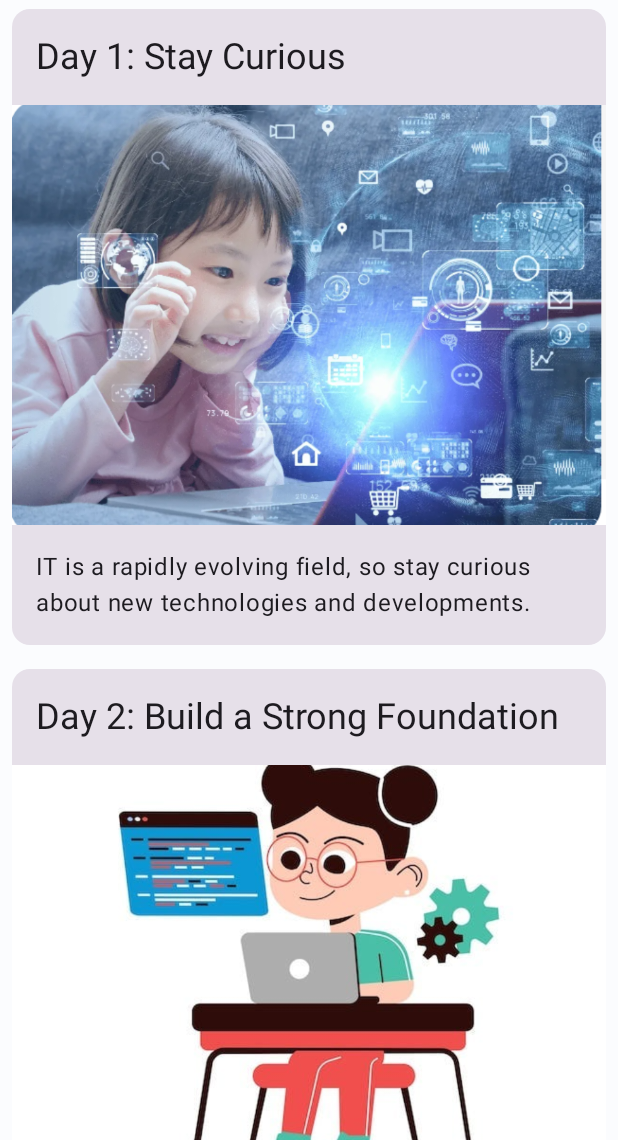
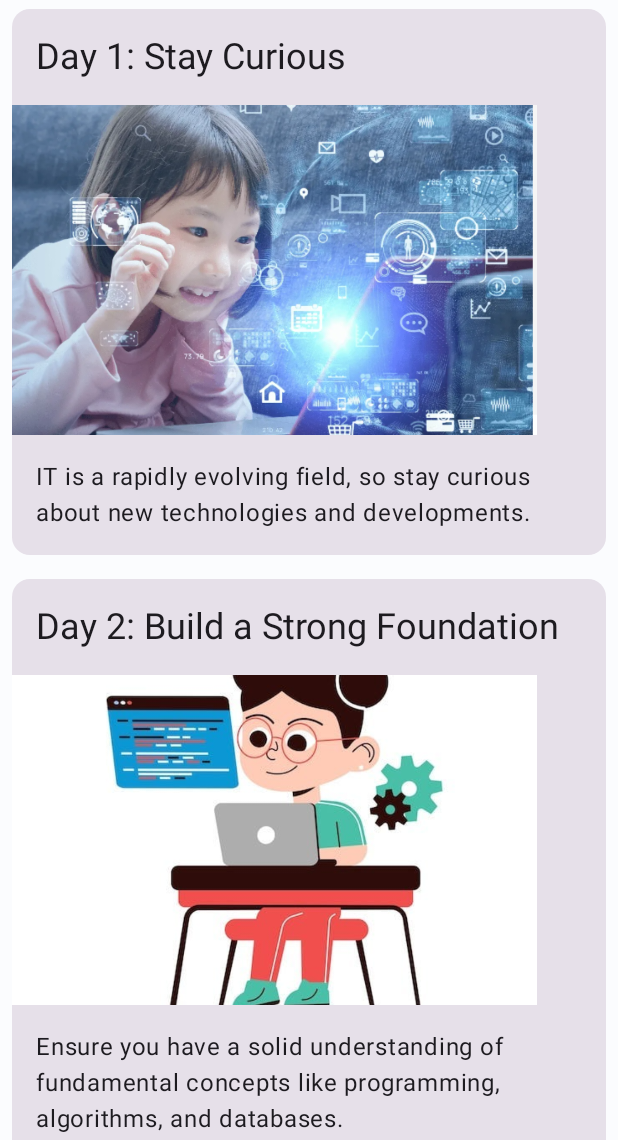
Before and after one commit to JurynTamtam/IT-Tips, an Android app built with Jetpack Compose: the screen it shows after launch (MainActivity), on a phone screen of 412 x 824 dp, the part 96-1236 px from its top. Run offline under Robolectric (Android 15) with nearby library versions, the phone set to English and light mode, and no system bars.

Commit message:
initial commit

```diff
--- a/app/src/main/java/com/example/affirmations/MainActivity.kt
+++ b/app/src/main/java/com/example/affirmations/MainActivity.kt
@@ -7,10 +7,10 @@ import androidx.activity.compose.setContent
 import androidx.compose.foundation.Image
 import androidx.compose.foundation.layout.Column
 import androidx.compose.foundation.layout.fillMaxSize
-import androidx.compose.foundation.layout.fillMaxWidth
 import androidx.compose.foundation.layout.height
 import androidx.compose.foundation.layout.padding
 import androidx.compose.foundation.layout.statusBarsPadding
+import androidx.compose.foundation.layout.width
 import androidx.compose.foundation.lazy.LazyColumn
 import androidx.compose.foundation.lazy.items
 import androidx.compose.material3.Card
@@ -109,8 +109,8 @@ fun TipCard(tip: Tips, modifier: Modifier = Modifier) {
                 painter = painterResource(tip.imageResourceId),
                 contentDescription = stringResource(tip.stringResourceId),
                 modifier = Modifier
-                    .fillMaxWidth()
-                    .height(280.dp),
+                    .width(350.dp)
+                    .height(220.dp),
                 contentScale = ContentScale.Crop
             )
             Text(
--- a/app/src/main/java/com/example/affirmations/data/Datasource.kt
+++ b/app/src/main/java/com/example/affirmations/data/Datasource.kt
@@ -54,7 +54,8 @@ class Datasource() {
             Tips(R.string.day28, R.drawable.image28, R.string.description28),
             Tips(R.string.day29, R.drawable.image29, R.string.description29),
             Tips(R.string.day30, R.drawable.image30, R.string.description30),
-            Tips(R.string.day31, R.drawable.last, R.string.description31)
+            Tips(R.string.a, R.drawable.last, R.string.description31),
+            Tips(R.string.b, R.drawable.b, R.string.description32)
         )
     }
 }
--- a/app/src/main/res/values/strings.xml
+++ b/app/src/main/res/values/strings.xml
@@ -46,7 +46,8 @@
     <string name="day28">Day 28: Backup Your Work</string>
     <string name="day29">Day 29: Build Resilience</string>
     <string name="day30">Day 30: Have Fun with IT</string>
-    <string name="day31">REMEMBER!!</string>
+    <string name="a">Everyday</string>
+    <string name="b">Created by</string>
 
     <string name="description1"> IT is a rapidly evolving field, so stay curious about new technologies and developments.</string>
     <string name="description2"> Ensure you have a solid understanding of fundamental concepts like programming, algorithms, and databases.</string>
@@ -82,5 +83,5 @@
     <string name="description29">IT can be challenging. Learn to cope with setbacks, learn from failures, and bounce back stronger.</string>
     <string name="description30">Enjoy what youre learning. Passion for the field will make your journey more fulfilling.</string>
     <string name="description31">Remember, your journey in IT is a marathon, not a sprint. Take the time to explore, learn, and enjoy the process of becoming a proficient IT professional.</string>
-
+    <string name="description32"> Juryn Tamtam  ||  BSIT3</string>
 </resources>
```
Also changed, not shown: app/src/main/res/drawable/b.jpg (added), app/src/main/res/drawable/image10.jpeg (added), app/src/main/res/drawable/image10.jpg (deleted), app/src/main/res/drawable/image16.jpg, app/src/main/res/drawable/image20.jpg, app/src/main/res/drawable/image21.jpg (added), app/src/main/res/drawable/image21.png (deleted), app/src/main/res/drawable/image28.png, app/src/main/res/drawable/image4.png, app/src/main/res/drawable/image6.jpg (deleted), app/src/main/res/drawable/image6.png (added), app/src/main/res/drawable/last.jpg.
